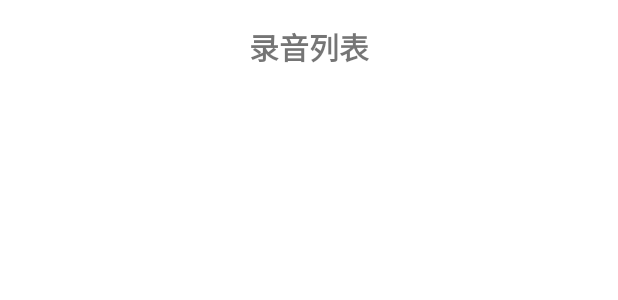
After one commit to Abudulaz/SecondMemoryAud, an Android app: the layout activity_recordings.xml on its own in the app's theme, with its tools: preview values and no code run, on a phone screen of 412 x 824 dp. The commit adds this screen. Shown: the top 300 px of the screen. Run offline under Robolectric (Android 15) with nearby library versions, the phone set to English and light mode, and no system bars.

Commit message:
重新创建了所有图标相关的XML文件，确保它们没有任何不可见字符或格式问题
重新创建了adaptive-icon文件：

app/src/main/res/mipmap-anydpi-v26/ic_launcher.xml
app/src/main/res/mipmap-anydpi-v26/ic_launcher_round.xml
重新创建了图标前景图案：

app/src/main/res/drawable/ic_launcher_foreground.xml
更新了颜色资源：

app/src/main/res/values/colors.xml
所有XML文件都已经过清理，确保没有任何格式问题。现在应该可以正常构建了。请再次尝试构建应用。

```diff
--- a/app/build.gradle
+++ b/app/build.gradle
@@ -9,7 +9,7 @@ android {
 
     defaultConfig {
         applicationId "com.secondmemory.app"
-        minSdk 24
+        minSdk 26
         targetSdk 34
         versionCode 1
         versionName "1.0"
--- a/app/src/main/res/drawable/ic_launcher_foreground.xml
+++ b/app/src/main/res/drawable/ic_launcher_foreground.xml
@@ -10,7 +10,7 @@
         android:translateX="27"
         android:translateY="27">
         <path
-            android:fillColor="#FF000000"
+            android:fillColor="@color/primary"
             android:pathData="M12,14c1.66,0 3,-1.34 3,-3V5c0,-1.66 -1.34,-3 -3,-3S9,3.34 9,5v6c0,1.66 1.34,3 3,3zM17.91,11c-0.49,0 -0.9,0.36 -0.98,0.85C16.52,14.2 14.47,16 12,16s-4.52,-1.8 -4.93,-4.15C6.99,11.36 6.58,11 6.09,11c-0.61,0 -1.09,0.54 -1,1.14C5.74,15.67 8.61,18 12,18s6.26,-2.33 6.91,-5.86c0.09,-0.6 -0.39,-1.14 -1,-1.14z"/>
     </group>
 </vector>
--- /dev/null
+++ b/app/src/main/res/layout/activity_recordings.xml
@@ -0,0 +1,41 @@
+<?xml version="1.0" encoding="utf-8"?>
+<androidx.constraintlayout.widget.ConstraintLayout xmlns:android="http://schemas.android.com/apk/res/android"
+    xmlns:app="http://schemas.android.com/apk/res-auto"
+    android:layout_width="match_parent"
+    android:layout_height="match_parent">
+
+    <TextView
+        android:id="@+id/titleText"
+        android:layout_width="wrap_content"
+        android:layout_height="wrap_content"
+        android:layout_marginTop="16dp"
+        android:text="@string/recordings_title"
+        android:textSize="20sp"
+        android:textStyle="bold"
+        app:layout_constraintLeft_toLeftOf="parent"
+        app:layout_constraintRight_toRightOf="parent"
+        app:layout_constraintTop_toTopOf="parent" />
+
+    <androidx.recyclerview.widget.RecyclerView
+        android:id="@+id/recordingsRecyclerView"
+        android:layout_width="match_parent"
+        android:layout_height="0dp"
+        android:layout_marginTop="16dp"
+        android:clipToPadding="false"
+        android:padding="8dp"
+        app:layout_constraintBottom_toBottomOf="parent"
+        app:layout_constraintTop_toBottomOf="@id/titleText" />
+
+    <TextView
+        android:id="@+id/emptyText"
+        android:layout_width="wrap_content"
+        android:layout_height="wrap_content"
+        android:text="@string/no_recordings"
+        android:textSize="16sp"
+        android:visibility="gone"
+        app:layout_constraintBottom_toBottomOf="parent"
+        app:layout_constraintLeft_toLeftOf="parent"
+        app:layout_constraintRight_toRightOf="parent"
+        app:layout_constraintTop_toTopOf="parent" />
+
+</androidx.constraintlayout.widget.ConstraintLayout>
--- /dev/null
+++ b/app/src/main/res/mipmap-anydpi/ic_launcher.xml
@@ -0,0 +1,5 @@
+<?xml version="1.0" encoding="utf-8"?>
+<adaptive-icon xmlns:android="http://schemas.android.com/apk/res/android">
+    <background android:drawable="@color/ic_launcher_background"/>
+    <foreground android:drawable="@drawable/ic_launcher_foreground"/>
+</adaptive-icon>
--- /dev/null
+++ b/app/src/main/res/mipmap-anydpi/ic_launcher_round.xml
@@ -0,0 +1,5 @@
+<?xml version="1.0" encoding="utf-8"?>
+<adaptive-icon xmlns:android="http://schemas.android.com/apk/res/android">
+    <background android:drawable="@color/ic_launcher_background"/>
+    <foreground android:drawable="@drawable/ic_launcher_foreground"/>
+</adaptive-icon>
--- a/app/src/main/res/values-night/themes.xml
+++ b/app/src/main/res/values-night/themes.xml
@@ -1,6 +1,6 @@
 <?xml version="1.0" encoding="utf-8"?>
 <resources>
-    <style name="Theme.SecondMemory" parent="Theme.MaterialComponents.DayNight.DarkActionBar">
+    <style name="Theme.SecondMemoryAud" parent="Theme.MaterialComponents.DayNight.DarkActionBar">
         <!-- Primary brand color. -->
         <item name="colorPrimary">@color/purple_200</item>
         <item name="colorPrimaryVariant">@color/purple_700</item>
--- a/app/src/main/res/values/colors.xml
+++ b/app/src/main/res/values/colors.xml
@@ -8,4 +8,7 @@
     <color name="teal_700">#FF018786</color>
     <color name="black">#FF000000</color>
     <color name="white">#FFFFFFFF</color>
+    <color name="primary">#FF2196F3</color>
+    <color name="primary_dark">#FF1976D2</color>
+    <color name="accent">#FF03A9F4</color>
 </resources>
--- a/app/src/main/res/values/strings.xml
+++ b/app/src/main/res/values/strings.xml
@@ -1,6 +1,6 @@
 <?xml version="1.0" encoding="utf-8"?>
 <resources>
-    <string name="app_name">SecondMemory</string>
+    <string name="app_name">SecondMemoryAud</string>
 
     <!-- MainActivity -->
     <string name="recording_active">正在录音中…</string>
@@ -20,6 +20,10 @@
     <string name="no_recordings">当前没有录音文件</string>
     <string name="retention_period_note">注意：当存储空间不足时，旧的录音文件将被自动删除</string>
 
+    <!-- RecordingsActivity -->
+    <string name="recordings_title">录音列表</string>
+    <string name="play_recording">播放录音</string>
+
     <!-- Notification -->
     <string name="channel_name">录音服务</string>
     <string name="channel_description">显示录音服务的状态</string>
--- a/app/src/main/res/values/themes.xml
+++ b/app/src/main/res/values/themes.xml
@@ -1,6 +1,6 @@
 <?xml version="1.0" encoding="utf-8"?>
 <resources>
-    <style name="Theme.SecondMemory" parent="Theme.MaterialComponents.DayNight.DarkActionBar">
+    <style name="Theme.SecondMemoryAud" parent="Theme.MaterialComponents.DayNight.DarkActionBar">
         <!-- Primary brand color. -->
         <item name="colorPrimary">@color/purple_500</item>
         <item name="colorPrimaryVariant">@color/purple_700</item>
```
Also changed, not shown: app/src/main/AndroidManifest.xml (+9 -4 lines), app/src/main/java/com/secondmemory/app/MainActivity.kt (+74 -4 lines), app/src/main/java/com/secondmemory/app/RecordingsActivity.kt (added, +125 -0 lines), app/src/main/res/drawable/ic_play.xml (added, +10 -0 lines), app/src/main/res/drawable/ic_stop.xml (added, +10 -0 lines), app/src/main/res/layout/activity_main.xml (+21 -5 lines), app/src/main/res/layout/item_recording.xml (added, +53 -0 lines), 276 other files.
